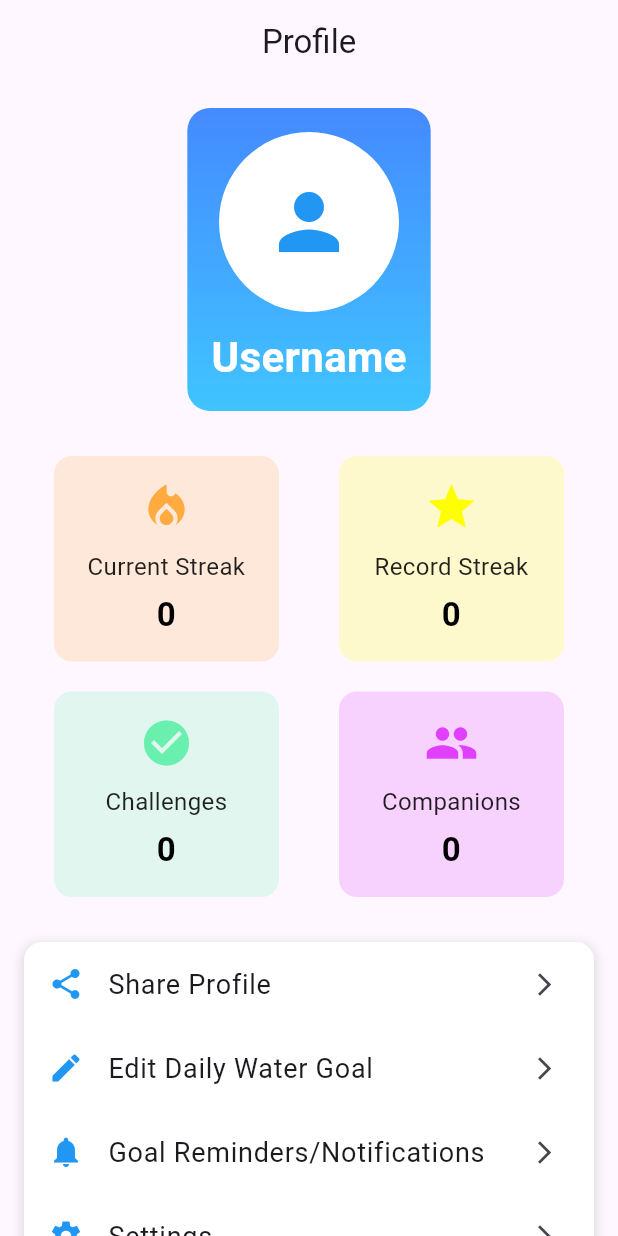
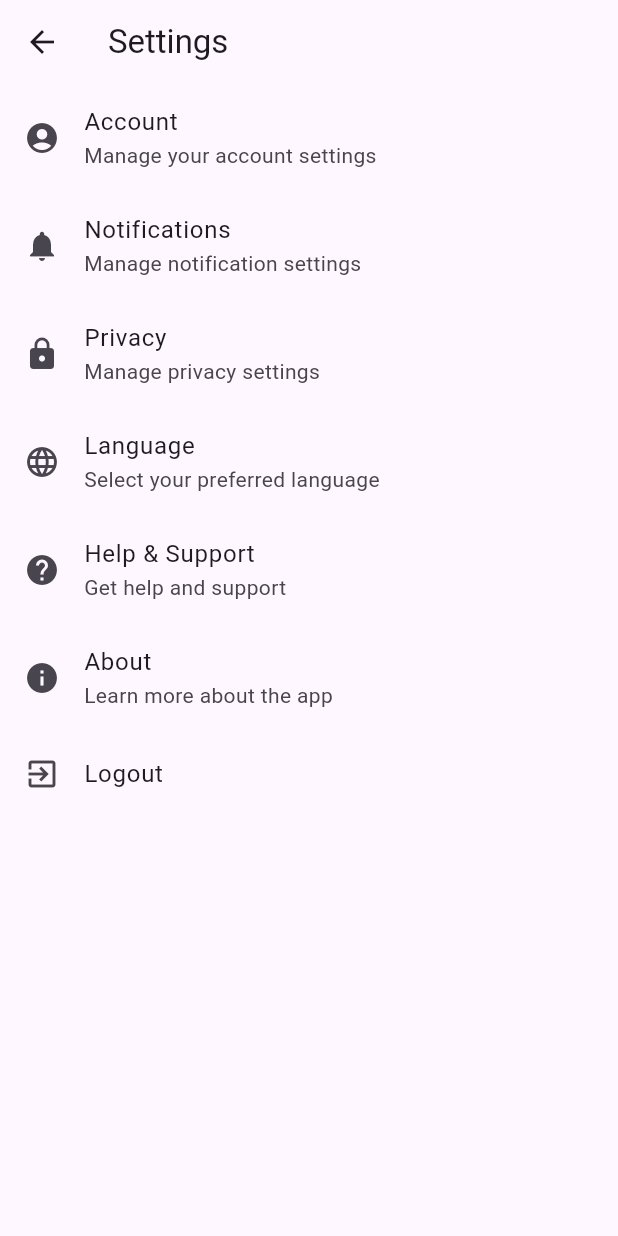
Before and after one commit to Crescendoe/Waddle, a Flutter app: the ProfileScreen screen opened directly, after a tap on "Settings", on a phone screen of 412 x 824 dp. Run offline on Flutter 3.47's test engine with Material 3 defaults, Android fonts, the light colour scheme and no system bars; our stand-ins replace cloud_firestore, confetti, firebase_auth, firebase_core, image_picker, shared_preferences and 1 more; accounts and stored records are empty.

Commit message:
edits to the main, water_tracker, main_screen, registration_screen, settings_screen, welcome_screen, pubspec.lock, pubspec.yaml

```diff
--- a/lib/main.dart
+++ b/lib/main.dart
@@ -9,6 +9,7 @@ import 'package:waterly/screens/main_screen.dart';
 import 'package:waterly/screens/questions_screen.dart';
 import 'package:waterly/screens/registration_screen.dart';
 import 'package:waterly/screens/results_screen.dart';
+import 'package:waterly/screens/settings_screen.dart';
 import 'package:waterly/screens/welcome_screen.dart';
 import 'package:shared_preferences/shared_preferences.dart';
 
@@ -49,6 +50,7 @@ class MyApp extends StatelessWidget {
         '/congrats': (context) => const CongratsScreen(),
         '/results': (context) => const ResultsScreen(),
         '/login': (context) => const LoginScreen(),
+        '/settings': (context) => SettingsScreen(),
       },
     );
   }
--- a/lib/models/water_tracker.dart
+++ b/lib/models/water_tracker.dart
@@ -10,6 +10,8 @@ class WaterTracker extends ChangeNotifier {
   int completedChallenges = 0;
   int recordStreak = 0;
   int companionsCollected = 0;
+  String? username;
+  String? profileImage; // Changed from _profileImage to profileImage
 
   double get getWaterConsumed => waterConsumed;
   double get getWaterGoal => waterGoal;
@@ -18,13 +20,16 @@ class WaterTracker extends ChangeNotifier {
   int get getCompletedChallenges => completedChallenges;
   int get getRecordStreak => recordStreak;
   int get getCompanionsCollected => companionsCollected;
+  String? get getUsername => username;
+  String? get getProfileImage =>
+      profileImage; // Changed from _profileImage to profileImage
 
   List<WaterLog> logs = [];
 
   final FirebaseFirestore _firestore = FirebaseFirestore.instance;
   final String? userId;
 
-  WaterTracker({this.userId}) {
+  WaterTracker({this.userId, this.username}) {
     loadWaterData();
   }
 
@@ -73,6 +78,9 @@ class WaterTracker extends ChangeNotifier {
   void incrementStreak() {
     if (!goalMetToday) {
       _currentStreak++;
+      if (_currentStreak > recordStreak) {
+        recordStreak = _currentStreak;
+      }
     }
   }
 
@@ -86,17 +94,37 @@ class WaterTracker extends ChangeNotifier {
     waterConsumed = prefs.getDouble('waterConsumed') ?? 0.0;
     waterGoal = prefs.getDouble('waterGoal') ?? 0.0;
     goalMetToday = prefs.getBool('goalMetToday') ?? false;
+    username = prefs.getString('username');
 
     if (userId != null) {
       DocumentSnapshot userDoc =
           await _firestore.collection('users').doc(userId).get();
       if (userDoc.exists) {
         _currentStreak = userDoc['currentStreak'] ?? 0;
+        recordStreak = userDoc['recordStreak'] ?? 0;
+        completedChallenges = userDoc['completedChallenges'] ?? 0;
+        companionsCollected = userDoc['companionsCollected'] ?? 0;
+        username = userDoc['username'];
+
+        QuerySnapshot logSnapshot = await _firestore
+            .collection('users')
+            .doc(userId)
+            .collection('waterLogs')
+            .get();
+        logs = logSnapshot.docs
+            .map((doc) => WaterLog.fromMap(doc.data() as Map<String, dynamic>))
+            .toList();
       } else {
         _currentStreak = 0;
+        recordStreak = 0;
+        completedChallenges = 0;
+        companionsCollected = 0;
       }
     } else {
       _currentStreak = prefs.getInt('currentStreak') ?? 0;
+      recordStreak = prefs.getInt('recordStreak') ?? 0;
+      completedChallenges = prefs.getInt('completedChallenges') ?? 0;
+      companionsCollected = prefs.getInt('companionsCollected') ?? 0;
     }
 
     notifyListeners();
@@ -107,13 +135,30 @@ class WaterTracker extends ChangeNotifier {
     await prefs.setDouble('waterConsumed', waterConsumed);
     await prefs.setDouble('waterGoal', waterGoal);
     await prefs.setBool('goalMetToday', goalMetToday);
+    await prefs.setInt('currentStreak', _currentStreak);
+    await prefs.setInt('recordStreak', recordStreak);
+    await prefs.setInt('completedChallenges', completedChallenges);
+    await prefs.setInt('companionsCollected', companionsCollected);
+    if (username != null) {
+      await prefs.setString('username', username!);
+    }
 
     if (userId != null) {
       await _firestore.collection('users').doc(userId).set({
         'currentStreak': _currentStreak,
+        'recordStreak': recordStreak,
+        'completedChallenges': completedChallenges,
+        'companionsCollected': companionsCollected,
+        'username': username,
       }, SetOptions(merge: true));
-    } else {
-      await prefs.setInt('currentStreak', _currentStreak);
+
+      for (WaterLog log in logs) {
+        await _firestore
+            .collection('users')
+            .doc(userId)
+            .collection('waterLogs')
+            .add(log.toMap());
+      }
     }
   }
 
@@ -124,6 +169,12 @@ class WaterTracker extends ChangeNotifier {
     waterConsumed = 0.0;
     goalMetToday = false;
     saveWaterData();
+    notifyListeners();
+  }
+
+  Future<void> updateProfileImage(String path) async {
+    profileImage = path; // Changed from _profileImage to profileImage
+
     notifyListeners();
   }
 
@@ -152,4 +203,13 @@ class WaterLog {
         'waterContent': waterContent,
         'entryTime': entryTime.toIso8601String(), // Convert for Firestore
       };
+
+  factory WaterLog.fromMap(Map<String, dynamic> map) {
+    return WaterLog(
+      drinkName: map['drinkName'],
+      amount: map['amount'],
+      waterContent: map['waterContent'],
+      entryTime: DateTime.parse(map['entryTime']),
+    );
+  }
 }
--- a/lib/screens/main_screen.dart
+++ b/lib/screens/main_screen.dart
@@ -6,6 +6,10 @@ import 'package:waterly/models/water_tracker.dart';
 import 'dart:math';
 import 'dart:async';
 import 'package:shared_preferences/shared_preferences.dart';
+import 'package:waterly/screens/questions_screen.dart';
+import 'package:waterly/screens/settings_screen.dart';
+import 'package:image_picker/image_picker.dart';
+import 'dart:io';
 
 class MainScreen extends StatefulWidget {
   const MainScreen({super.key});
@@ -1520,15 +1524,58 @@ class ProfileScreen extends StatelessWidget {
                 padding: const EdgeInsets.all(16.0),
                 child: Column(
                   children: [
-                    CircleAvatar(
+                    GestureDetector(
+                      onTap: () {
+                        showDialog(
+                          context: context,
+                          builder: (context) {
+                            return AlertDialog(
+                              title: const Text('Change Profile Avatar'),
+                              content: const Text(
+                                  'Would you like to change your profile avatar image?'),
+                              actions: [
+                                TextButton(
+                                  onPressed: () {
+                                    Navigator.pop(context);
+                                  },
+                                  child: const Text('No'),
+                                ),
+                                TextButton(
+                                  onPressed: () async {
+                                    Navigator.pop(context);
+                                    final ImagePicker picker = ImagePicker();
+                                    final XFile? image = await picker.pickImage(
+                                        source: ImageSource.gallery);
+                                    if (image != null) {
+                                      // Assuming you have a method to upload and save the image
+                                      await context
+                                          .read<WaterTracker>()
+                                          .updateProfileImage(image.path);
+                                    }
+                                  },
+                                  child: const Text('Yes'),
+                                ),
+                              ],
+                            );
+                          },
+                        );
+                      },
+                      child: CircleAvatar(
                         radius: 60,
-                      child: Icon(Icons.person, size: 60, color: Colors.blue),
+                        backgroundImage: waterTracker.profileImage != null
+                            ? FileImage(File(waterTracker.profileImage!))
+                            : null,
                         backgroundColor: Colors.white,
                         foregroundColor: Colors.blue,
+                        child: waterTracker.profileImage == null
+                            ? const Icon(Icons.person,
+                                size: 60, color: Colors.blue)
+                            : null,
+                      ),
                     ),
                     const SizedBox(height: 10),
                     Text(
-                      'Username',
+                      waterTracker.username ?? 'Guest',
                       style: const TextStyle(
                         fontSize: 28,
                         fontWeight: FontWeight.bold,
@@ -1543,38 +1590,59 @@ class ProfileScreen extends StatelessWidget {
               Row(
                 mainAxisAlignment: MainAxisAlignment.spaceAround,
                 children: [
-                  _buildStatisticCard(
+                  Expanded(
+                    child: Padding(
+                      padding: const EdgeInsets.symmetric(horizontal: 18.0),
+                      child: _buildStatisticCard(
                         icon: Icons.local_fire_department,
                         label: 'Current Streak',
                         value: '${waterTracker.currentStreak}',
                         color: Colors.orangeAccent,
                       ),
-                  _buildStatisticCard(
+                    ),
+                  ),
+                  Expanded(
+                    child: Padding(
+                      padding: const EdgeInsets.symmetric(horizontal: 18.0),
+                      child: _buildStatisticCard(
                         icon: Icons.star,
                         label: 'Record Streak',
                         value: '${waterTracker.recordStreak}',
                         color: Colors.yellowAccent,
                       ),
+                    ),
+                  ),
                 ],
               ),
               const SizedBox(height: 20),
               Row(
                 mainAxisAlignment: MainAxisAlignment.spaceAround,
                 children: [
-                  _buildStatisticCard(
+                  Expanded(
+                    child: Padding(
+                      padding: const EdgeInsets.symmetric(horizontal: 18.0),
+                      child: _buildStatisticCard(
                         icon: Icons.check_circle,
                         label: 'Challenges',
                         value: '${waterTracker.completedChallenges}',
                         color: Colors.greenAccent,
                       ),
-                  _buildStatisticCard(
+                    ),
+                  ),
+                  Expanded(
+                    child: Padding(
+                      padding: const EdgeInsets.symmetric(horizontal: 18.0),
+                      child: _buildStatisticCard(
                         icon: Icons.people,
                         label: 'Companions',
                         value: '${waterTracker.companionsCollected}',
                         color: Colors.purpleAccent,
                       ),
-                ],
-              ),
+                    ),
+                  ),
+                ],
+              ),
+
               const SizedBox(height: 30),
               // List of options with trailing icons
               Container(
@@ -1586,13 +1654,11 @@ class ProfileScreen extends StatelessWidget {
                       color: Colors.grey.withOpacity(0.3),
                       spreadRadius: 2,
                       blurRadius: 5,
-                      offset: Offset(0, 3),
-                    ),
-                  ],
-                ),
-                child: ListView(
-                  shrinkWrap: true,
-                  physics: NeverScrollableScrollPhysics(),
+                      offset: const Offset(0, 3),
+                    ),
+                  ],
+                ),
+                child: Column(
                   children: [
                     _buildOptionTile(
                       icon: Icons.share,
@@ -1605,7 +1671,32 @@ class ProfileScreen extends StatelessWidget {
                       icon: Icons.edit,
                       label: 'Edit Daily Water Goal',
                       onTap: () {
-                        // Implement edit daily water goal functionality
+                        showDialog(
+                          context: context,
+                          builder: (context) {
+                            return AlertDialog(
+                              title: const Text('Change Water Goal'),
+                              content: const Text(
+                                  'Changing your water goal will reset your progress for the day. Are you sure you want to continue?'),
+                              actions: [
+                                TextButton(
+                                  onPressed: () {
+                                    Navigator.pop(context);
+                                  },
+                                  child: const Text('Cancel'),
+                                ),
+                                TextButton(
+                                  onPressed: () {
+                                    Navigator.pop(context);
+                                    Navigator.pushReplacementNamed(
+                                        context, '/questions');
+                                  },
+                                  child: const Text('Continue'),
+                                ),
+                              ],
+                            );
+                          },
+                        );
                       },
                     ),
                     _buildOptionTile(
@@ -1619,7 +1710,11 @@ class ProfileScreen extends StatelessWidget {
                       icon: Icons.settings,
                       label: 'Settings',
                       onTap: () {
-                        // Implement settings functionality
+                        Navigator.push(
+                          context,
+                          MaterialPageRoute(
+                              builder: (context) => const SettingsScreen()),
+                        );
                       },
                     ),
                   ],
@@ -1639,7 +1734,6 @@ class ProfileScreen extends StatelessWidget {
     required Color color,
   }) {
     return Container(
-      width: 150,
       padding: const EdgeInsets.all(16.0),
       decoration: BoxDecoration(
         color: color.withOpacity(0.2),
--- /dev/null
+++ b/lib/screens/settings_screen.dart
@@ -0,0 +1,73 @@
+import 'package:flutter/material.dart';
+
+class SettingsScreen extends StatelessWidget {
+  const SettingsScreen({super.key});
+
+  @override
+  Widget build(BuildContext context) {
+    return Scaffold(
+      appBar: AppBar(
+        title: Text('Settings'),
+      ),
+      body: ListView(
+        children: <Widget>[
+          ListTile(
+            leading: Icon(Icons.account_circle),
+            title: Text('Account'),
+            subtitle: Text('Manage your account settings'),
+            onTap: () {
+              // Navigate to account settings
+            },
+          ),
+          ListTile(
+            leading: Icon(Icons.notifications),
+            title: Text('Notifications'),
+            subtitle: Text('Manage notification settings'),
+            onTap: () {
+              // Navigate to notification settings
+            },
+          ),
+          ListTile(
+            leading: Icon(Icons.lock),
+            title: Text('Privacy'),
+            subtitle: Text('Manage privacy settings'),
+            onTap: () {
+              // Navigate to privacy settings
+            },
+          ),
+          ListTile(
+            leading: Icon(Icons.language),
+            title: Text('Language'),
+            subtitle: Text('Select your preferred language'),
+            onTap: () {
+              // Navigate to language settings
+            },
+          ),
+          ListTile(
+            leading: Icon(Icons.help),
+            title: Text('Help & Support'),
+            subtitle: Text('Get help and support'),
+            onTap: () {
+              // Navigate to help and support
+            },
+          ),
+          ListTile(
+            leading: Icon(Icons.info),
+            title: Text('About'),
+            subtitle: Text('Learn more about the app'),
+            onTap: () {
+              // Navigate to about page
+            },
+          ),
+          ListTile(
+            leading: Icon(Icons.exit_to_app),
+            title: Text('Logout'),
+            onTap: () {
+              // Handle logout
+            },
+          ),
+        ],
+      ),
+    );
+  }
+}
--- a/pubspec.yaml
+++ b/pubspec.yaml
@@ -45,6 +45,7 @@ dependencies:
   firebase_core: ^3.8.0
   firebase_auth: ^5.3.3
   cloud_firestore: ^5.5.0
+  image_picker: ^1.1.2
 
 dev_dependencies:
   flutter_test:
```
Also changed, not shown: lib/screens/registration_screen.dart (+24 -17 lines), lib/screens/welcome_screen.dart (+6 -7 lines), pubspec.lock. Lines whose indentation alone changed are shown as unchanged.
